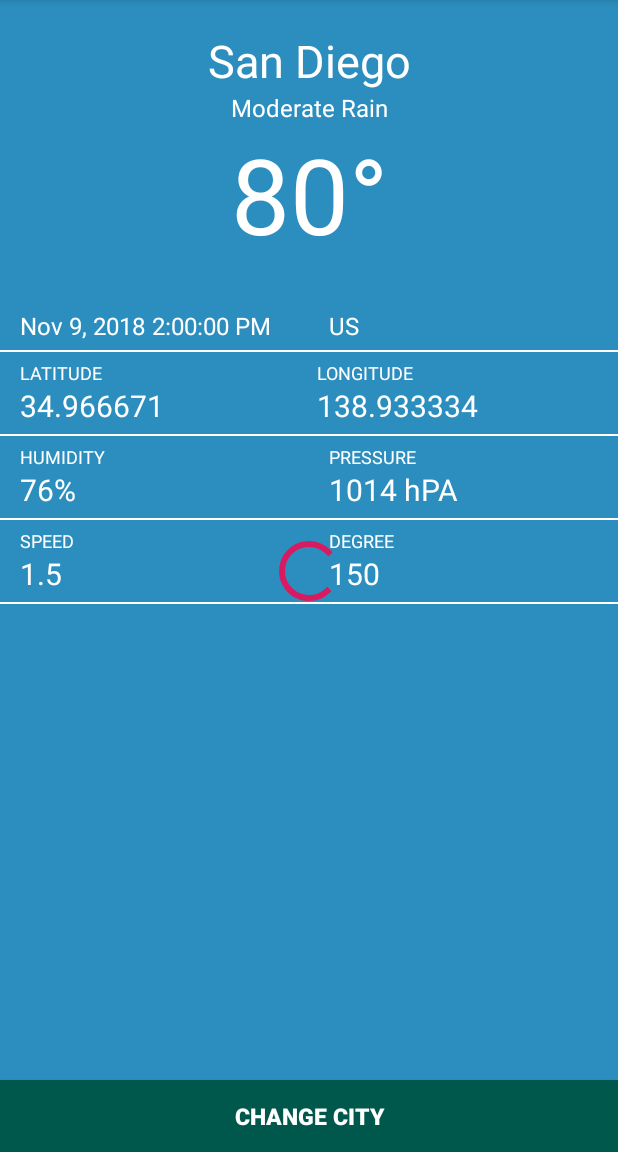
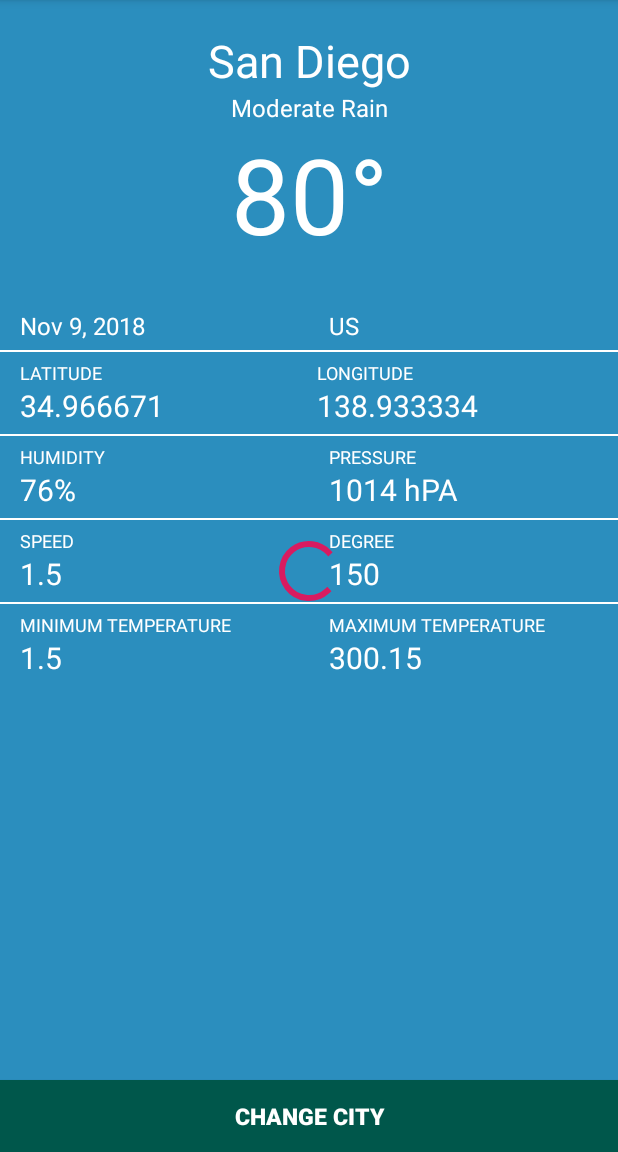
Before and after one commit to nocholla/AndroidCurrentWeather, an Android app: the screen it shows after launch (MainActivity), on a phone screen of 412 x 824 dp, the part 84-1236 px from its top. Run offline under Robolectric (Android 15) with nearby library versions, the phone set to English and light mode, and no system bars; 7 statements that could not run were skipped.

Commit message:
Updated Weather UI

```diff
--- a/app/src/main/java/com/nocholla/currentweather/MainActivity.java
+++ b/app/src/main/java/com/nocholla/currentweather/MainActivity.java
@@ -41,13 +41,9 @@ public class MainActivity extends AppCompatActivity {
     private TextView tviewWeatherPressure;
     private TextView tviewWeatherSpeed;
     private TextView tviewWeatherDegree;
-
-
-    //private TextView tviewWeatherIcon;
-
-
     private TextView tviewWeatherTemperatureMininimum;
     private TextView tviewWeatherTemperatureMaximum;
+    //private TextView tviewWeatherIcon;
 
     // Progress Bar
     private ProgressBar progressBar;
@@ -80,7 +76,6 @@ public class MainActivity extends AppCompatActivity {
         }
 
         // Widgets
-        // Widgets
         btnChangeCity = findViewById(R.id.btn_change_city);
 
         tviewWeatherName = findViewById(R.id.tview_weather_name);
@@ -94,27 +89,9 @@ public class MainActivity extends AppCompatActivity {
         tviewWeatherPressure = findViewById(R.id.tview_weather_pressure);
         tviewWeatherSpeed = findViewById(R.id.tview_weather_speed);
         tviewWeatherDegree = findViewById(R.id.tview_weather_degree);
-
-
-
-
-
-
-
-
+        tviewWeatherTemperatureMininimum = findViewById(R.id.tview_weather_temperature_minimum);
+        tviewWeatherTemperatureMaximum = findViewById(R.id.tview_weather_temperature_maximum);
         //tviewWeatherIcon = findViewById(R.id.tview_weather_icon);
-
-
-
-
-//        btnChangeCity = findViewById(R.id.btn_change_city);
-//        tviewWeatherName = findViewById(R.id.tview_weather_name);
-//        tviewWeatherDescription = findViewById(R.id.tview_weather_description);
-//        tviewWeatherTemperature = findViewById(R.id.tview_weather_temp);
-//        tviewWeatherDate = findViewById(R.id.tview_weather_date);
-//        tviewWeatherIcon = findViewById(R.id.tview_weather_icon);
-//        tviewWeatherHumidity = findViewById(R.id.tview_weather_humidity);
-//        tviewWeatherPressure = findViewById(R.id.tview_weather_pressure);
 
         // Progress Bar
         progressBar = findViewById(R.id.progress_bar_weather);
@@ -271,14 +248,8 @@ public class MainActivity extends AppCompatActivity {
                     tviewWeatherPressure.setText(main.getString("pressure") + " hPa");
                     tviewWeatherSpeed.setText(wind.getString("speed") + "mph");
                     tviewWeatherDegree.setText(wind.getString("deg") + "°");
-
-
-
-                    //tviewWeatherTemperatureMininimum.setText(String.format("%.2f", main.get("temp_min")) + "°");
-                    //tviewWeatherTemperatureMaximum.setText(String.format("%.2f", main.get("temp_max")) + "°");
-
-
-
+                    tviewWeatherTemperatureMininimum.setText(String.format("%.2f", main.get("temp_min")) + "°");
+                    tviewWeatherTemperatureMaximum.setText(String.format("%.2f", main.get("temp_max")) + "°");
 
 //                    tviewWeatherIcon.setText(Html.fromHtml(WeatherUtil.setWeatherIcon(weatherJSONArray.getInt("id"),
 //                            weatherJSONObject.getJSONObject("sys").getLong("sunrise") * 1000,
--- a/app/src/main/res/layout/activity_main.xml
+++ b/app/src/main/res/layout/activity_main.xml
@@ -410,6 +410,90 @@
         app:layout_constraintEnd_toEndOf="parent"
         app:layout_constraintTop_toBottomOf="@+id/tview_weather_speed"/>
 
+    <!-- Weather Minimum Temperature Text -->
+    <TextView
+        android:id="@+id/tview_weather_temperature_minimum_text"
+        android:layout_width="@dimen/layout_width_zero"
+        android:layout_height="wrap_content"
+        android:layout_marginTop="@dimen/margin_five"
+        android:layout_marginLeft="@dimen/margin_eight"
+        android:layout_marginRight="@dimen/margin_eight"
+        android:layout_marginStart="@dimen/margin_eight"
+        android:layout_marginEnd="@dimen/margin_eight"
+        android:textColor="@color/text_white"
+        android:text="@string/lbl_temperature_minimum"
+        android:textSize="@dimen/text_twelve"
+        android:textAlignment="textStart"
+        android:textAllCaps="true"
+        android:gravity="start"
+        android:paddingLeft="@dimen/padding_five"
+        android:paddingRight="@dimen/padding_five"
+        app:layout_constraintStart_toStartOf="parent"
+        app:layout_constraintEnd_toStartOf="@+id/tview_weather_temperature_maximum_text"
+        app:layout_constraintTop_toBottomOf="@+id/horizontal_line_four"/>
+
+    <!-- Weather Maximum Temperature Text -->
+    <TextView
+        android:id="@+id/tview_weather_temperature_maximum_text"
+        android:layout_width="@dimen/layout_width_zero"
+        android:layout_height="wrap_content"
+        android:layout_marginTop="@dimen/margin_five"
+        android:layout_marginLeft="@dimen/margin_eight"
+        android:layout_marginRight="@dimen/margin_eight"
+        android:layout_marginStart="@dimen/margin_eight"
+        android:layout_marginEnd="@dimen/margin_eight"
+        android:textColor="@color/text_white"
+        android:text="@string/lbl_temperature_maximum"
+        android:textSize="@dimen/text_twelve"
+        android:textAlignment="textStart"
+        android:textAllCaps="true"
+        android:gravity="start"
+        android:paddingLeft="@dimen/padding_five"
+        android:paddingRight="@dimen/padding_five"
+        app:layout_constraintStart_toEndOf="@+id/tview_weather_temperature_minimum_text"
+        app:layout_constraintEnd_toEndOf="parent"
+        app:layout_constraintTop_toBottomOf="@+id/horizontal_line_four"/>
+
+    <!-- Weather Minimum Temperature Value -->
+    <TextView
+        android:id="@+id/tview_weather_temperature_minimum"
+        android:layout_width="@dimen/layout_width_zero"
+        android:layout_height="wrap_content"
+        android:layout_marginLeft="@dimen/margin_eight"
+        android:layout_marginRight="@dimen/margin_eight"
+        android:layout_marginStart="@dimen/margin_eight"
+        android:layout_marginEnd="@dimen/margin_eight"
+        android:textColor="@color/text_white"
+        android:text="@string/lbl_speed_value"
+        android:textSize="@dimen/text_twenty_five"
+        android:textAlignment="textStart"
+        android:gravity="start"
+        android:paddingLeft="@dimen/padding_five"
+        android:paddingRight="@dimen/padding_five"
+        app:layout_constraintStart_toStartOf="parent"
+        app:layout_constraintEnd_toStartOf="@+id/tview_weather_temperature_maximum"
+        app:layout_constraintTop_toBottomOf="@+id/tview_weather_temperature_minimum_text"/>
+
+    <!-- Weather Maximum Temperature Value -->
+    <TextView
+        android:id="@+id/tview_weather_temperature_maximum"
+        android:layout_width="@dimen/layout_width_zero"
+        android:layout_height="wrap_content"
+        android:layout_marginLeft="@dimen/margin_eight"
+        android:layout_marginRight="@dimen/margin_eight"
+        android:layout_marginStart="@dimen/margin_eight"
+        android:layout_marginEnd="@dimen/margin_eight"
+        android:textColor="@color/text_white"
+        android:text="@string/lbl_temperature_maximum_value"
+        android:textSize="@dimen/text_twenty_five"
+        android:textAlignment="textStart"
+        android:gravity="start"
+        android:paddingLeft="@dimen/padding_five"
+        android:paddingRight="@dimen/padding_five"
+        app:layout_constraintStart_toEndOf="@+id/tview_weather_temperature_minimum"
+        app:layout_constraintEnd_toEndOf="parent"
+        app:layout_constraintTop_toBottomOf="@+id/tview_weather_temperature_maximum_text"/>
+
     <!-- Progress Bar -->
     <ProgressBar
         android:id="@+id/progress_bar_weather"
@@ -419,19 +503,6 @@
         app:layout_constraintStart_toStartOf="parent"
         app:layout_constraintEnd_toEndOf="parent"
         app:layout_constraintTop_toBottomOf="@+id/horizontal_line_three" />
-
-    <!-- Weather Image -->
-    <!--<ImageView-->
-    <!--android:id="@+id/img_create_customer_profile"-->
-    <!--android:layout_width="@dimen/width_eighty"-->
-    <!--android:layout_height="@dimen/height_eighty"-->
-    <!--android:layout_marginTop="@dimen/margin_ten"-->
-    <!--android:layout_marginEnd="@dimen/margin_eight"-->
-    <!--android:layout_marginStart="@dimen/margin_eight"-->
-    <!--android:src="@drawable/cloud"-->
-    <!--app:layout_constraintStart_toStartOf="parent"-->
-    <!--app:layout_constraintEnd_toEndOf="parent"-->
-    <!--app:layout_constraintTop_toBottomOf="@+id/tview_weather_temp" />-->
 
     <!-- Create Customer Profile Button -->
     <Button
--- a/app/src/main/res/values/strings.xml
+++ b/app/src/main/res/values/strings.xml
@@ -15,9 +15,9 @@
     <string name="lbl_temperature_value">297.77</string>
     <string name="lbl_humidity">Humidity</string>
     <string name="lbl_humidity_value">76%</string>
-    <string name="lbl_temperature_minimum">Temperature Minimum</string>
+    <string name="lbl_temperature_minimum">Minimum Temperature </string>
     <string name="lbl_temperature_minimum_value">297.77</string>
-    <string name="lbl_temperature_maximum">Temperature Maximum</string>
+    <string name="lbl_temperature_maximum">Maximum Temperature</string>
     <string name="lbl_temperature_maximum_value">300.15</string>
     <string name="lbl_speed">Speed</string>
     <string name="lbl_speed_value">1.5</string>
@@ -29,7 +29,7 @@
     <string name="lbl_name_value">San Diego</string>
     <string name="lbl_pressure">Pressure</string>
     <string name="lbl_pressure_value">1014 hPA</string>
-    <string name="lbl_weather_date">Nov 9, 2018 2:00:00 PM</string>
+    <string name="lbl_weather_date">Nov 9, 2018</string>
 
     <!-- Weather -->
     <string name="lbl_weather_name">San Diego</string>
```
